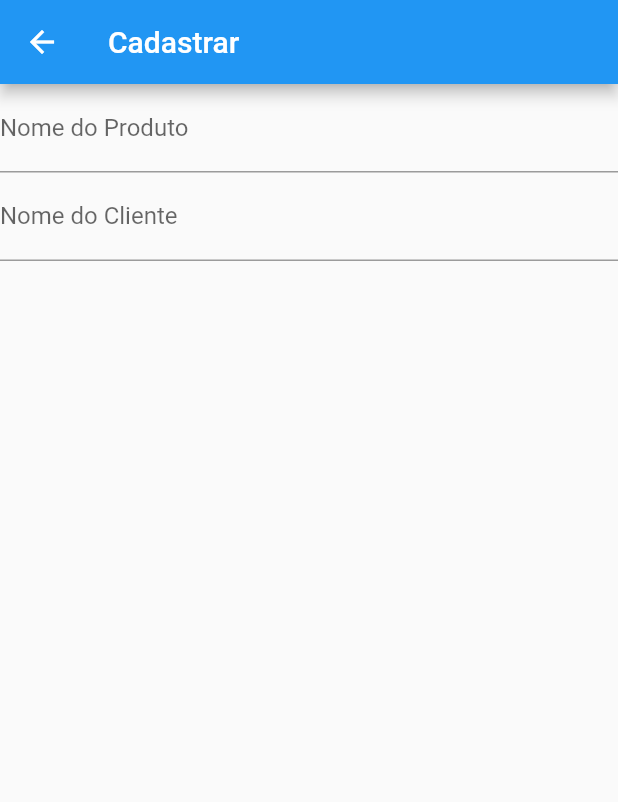
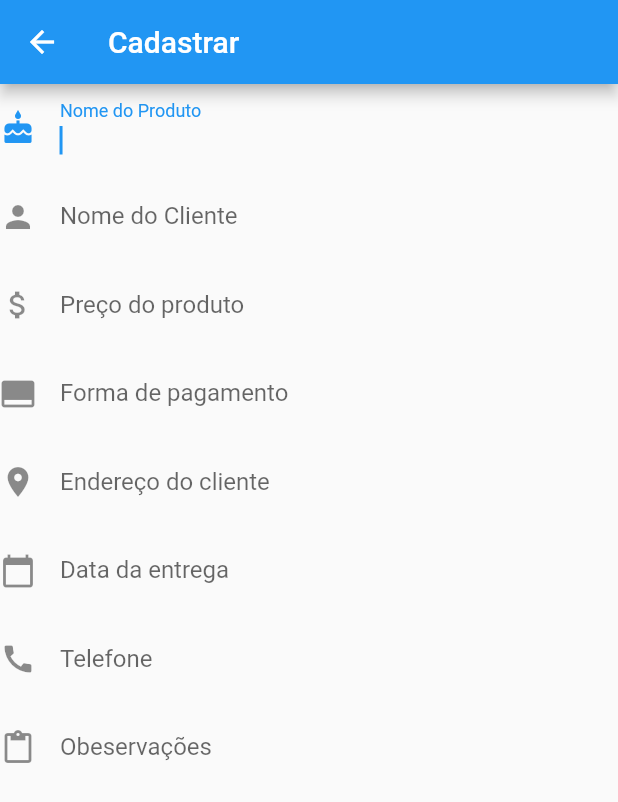
Before and after one commit to Lyem/Agenda, a Flutter app: the cadastro screen opened directly, on a phone screen of 412 x 824 dp. Shown: the top 802 px of the screen. Run offline on Flutter 3.47's test engine with Material 2 defaults, Android fonts, the phone set to English and light mode, and no system bars.

Commit message:
update cadastro

```diff
--- a/lib/pages/cadastro.dart
+++ b/lib/pages/cadastro.dart
@@ -8,16 +8,63 @@ class cadastro extends StatelessWidget {
         title: Text("Cadastrar"),
       ),
       body: Center(
-        child: Column(
+        child: ListView(
             children: [
               TextFormField(
+                autofocus: true,
                 decoration: InputDecoration(
+                  icon: Icon(Icons.cake),
+                  border: InputBorder.none,
                   labelText: "Nome do Produto",
                 ),
               ),
               TextFormField(
                 decoration: InputDecoration(
+                  icon: Icon(Icons.person),
+                  border: InputBorder.none,
                   labelText: "Nome do Cliente",
+                ),
+              ),
+              TextFormField(
+                decoration: InputDecoration(
+                  icon: Icon(Icons.attach_money),
+                  border: InputBorder.none,
+                  labelText: "Preço do produto",
+                ),
+              ),
+              TextFormField(
+                decoration: InputDecoration(
+                  icon: Icon(Icons.call_to_action),
+                  border: InputBorder.none,
+                  labelText: "Forma de pagamento",
+                ),
+              ),
+              TextFormField(
+                decoration: InputDecoration(
+                  icon: Icon(Icons.place),
+                  border: InputBorder.none,
+                  labelText: "Endereço do cliente",
+                ),
+              ),
+              TextFormField(
+                decoration: InputDecoration(
+                  icon: Icon(Icons.calendar_today),
+                  border: InputBorder.none,
+                  labelText: "Data da entrega",
+                ),
+              ),
+              TextFormField(
+                decoration: InputDecoration(
+                  icon: Icon(Icons.call),
+                  border: InputBorder.none,
+                  labelText: "Telefone",
+                ),
+              ),
+              TextField(
+                decoration: InputDecoration(
+                  icon: Icon(Icons.content_paste),
+                  border: InputBorder.none,
+                  labelText: "Obeservações",
                 ),
               ),
             ]
```
